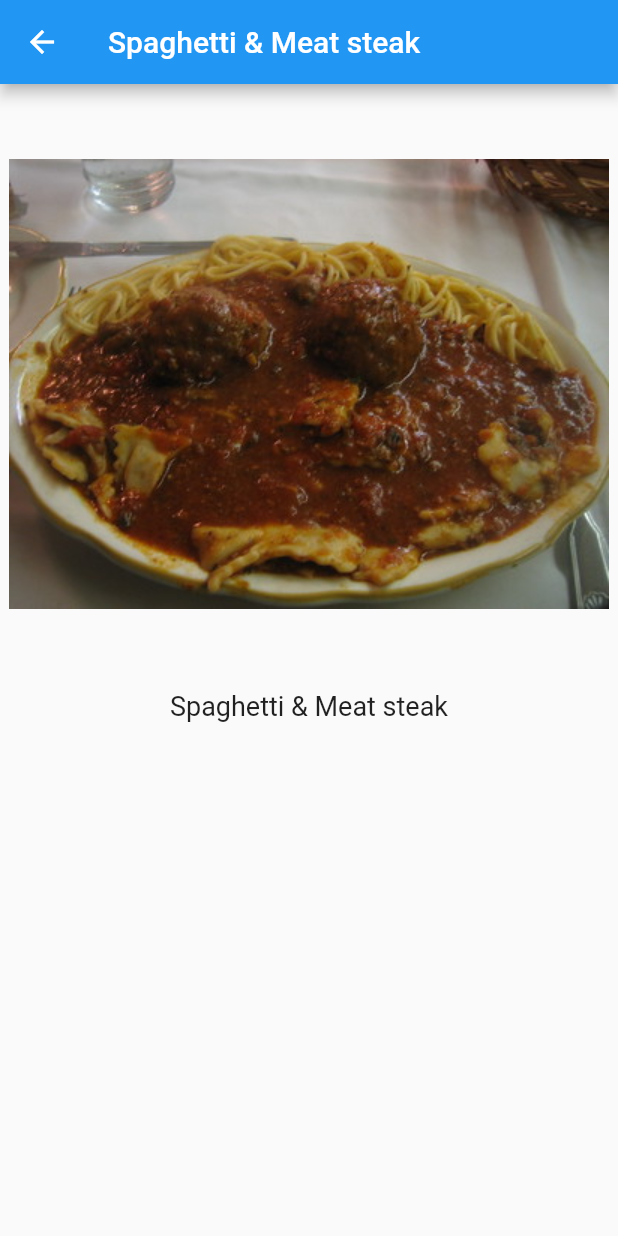
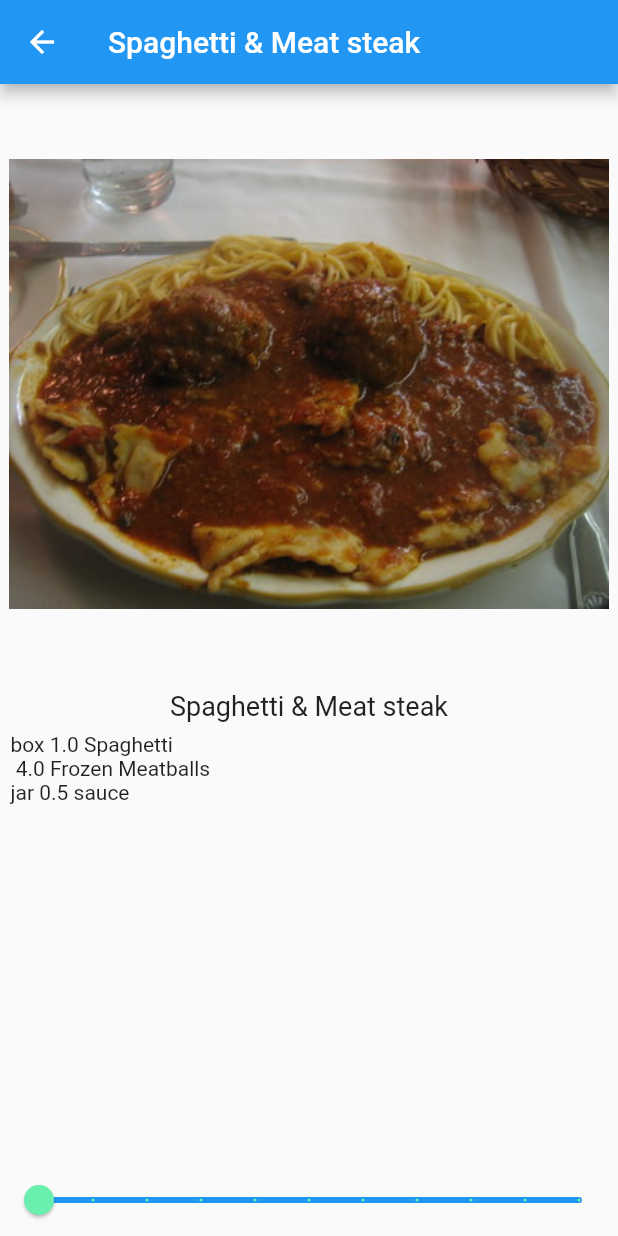
Before and after one commit to 50-Course/recipe-app, a Flutter app: the screen it shows after launch, after a tap on "Spaghetti & Meat steak", on a phone screen of 412 x 824 dp. Run offline on Flutter 3.47's test engine with Material 2 defaults, Android fonts, the phone set to English and light mode, and no system bars.

Commit message:
more code

```diff
--- a/lib/recipe_detail.dart
+++ b/lib/recipe_detail.dart
@@ -13,6 +13,8 @@ class RecipeDetail extends StatefulWidget {
 }
 
 class _RecipeDetailState extends State<RecipeDetail> {
+  int _sliderVal = 1;
+
   @override
   Widget build(BuildContext context) {
     return Scaffold(
@@ -26,6 +28,30 @@ class _RecipeDetailState extends State<RecipeDetail> {
           ),
           const SizedBox(height: 4.0),
           Text(widget.recipe.label, style: const TextStyle(fontSize: 18.0)),
+          Expanded(
+              child: ListView.builder(
+            padding: const EdgeInsets.all(7.0),
+            itemCount: widget.recipe.ingredents.length,
+            itemBuilder: (BuildContext context, int index) {
+              final ingredent = widget.recipe.ingredents[index];
+              return Text(
+                  '${ingredent.quantity} ${ingredent.measure} ${ingredent.name}');
+            },
+          )),
+          Slider(
+            min: 1,
+            max: 10,
+            divisions: 10,
+            label: '${_sliderVal * widget.recipe.servings} servings',
+            value: _sliderVal.toDouble(),
+            onChanged: (newValue) {
+              setState(() {
+                _sliderVal = newValue.round();
+              });
+            },
+            activeColor: Colors.greenAccent,
+            inactiveColor: Colors.blue,
+          ),
         ]),
       ),
     );
--- a/lib/recipe_model.dart
+++ b/lib/recipe_model.dart
@@ -1,15 +1,38 @@
 class Recipe {
   String label;
   String imageUrl;
+  int servings;
+  List<Ingredient> ingredents;
 
-  Recipe(this.label, this.imageUrl);
+  Recipe(this.label, this.imageUrl, this.servings, this.ingredents);
 
   static List<Recipe> samples = [
-    Recipe('Spaghetti & Meat steak', 'assets/2126711929_ef763de2b3_w.jpg'),
-    Recipe('Tomato Soup', 'assets/27729023535_a57606c1be.jpg'),
-    Recipe('Grilled Cheese', 'assets/3187380632_5056654a19_b.jpg'),
-    Recipe('Chocolate Chip Cookies', 'assets/15992102771_b92f4cc00a_b.jpg'),
-    Recipe('Taco Salad', 'assets/8533381643_a31a99e8a6_c.jpg'),
-    Recipe('Hawaiian Pizza', 'assets/15452035777_294cefced5_c.jpg'),
+    Recipe('Spaghetti & Meat steak', 'assets/2126711929_ef763de2b3_w.jpg', 4, [
+      Ingredient(1, 'box', 'Spaghetti'),
+      Ingredient(4, '', 'Frozen Meatballs'),
+      Ingredient(0.5, 'jar', 'sauce'),
+    ]),
+    Recipe('Tomato Soup', 'assets/27729023535_a57606c1be.jpg', 2,
+        [Ingredient(1, 'can', 'Tomato Soup')]),
+    Recipe('Grilled Cheese', 'assets/3187380632_5056654a19_b.jpg', 1, []),
+    Recipe(
+        'Chocolate Chip Cookies', 'assets/15992102771_b92f4cc00a_b.jpg', 20, [
+      Ingredient(2, 'slices', 'Cheese'),
+      Ingredient(2, 'slices', 'Bread'),
+    ]),
+    Recipe('Taco Salad', 'assets/8533381643_a31a99e8a6_c.jpg', 6, [
+      Ingredient(4, 'cups', 'flour'),
+      Ingredient(2, 'cups', 'sugar'),
+      Ingredient(0.5, 'cups', 'chocolate chips'),
+    ]),
+    Recipe('Hawaiian Pizza', 'assets/15452035777_294cefced5_c.jpg', 2, []),
   ];
 }
+
+class Ingredient {
+  double measure;
+  String quantity;
+  String name;
+
+  Ingredient(this.measure, this.quantity, this.name);
+}
```
Also changed, not shown: assets/app_snapshots/Screenshot 1.png (added), assets/app_snapshots/Screenshot 2.png (added), 1 other file.
